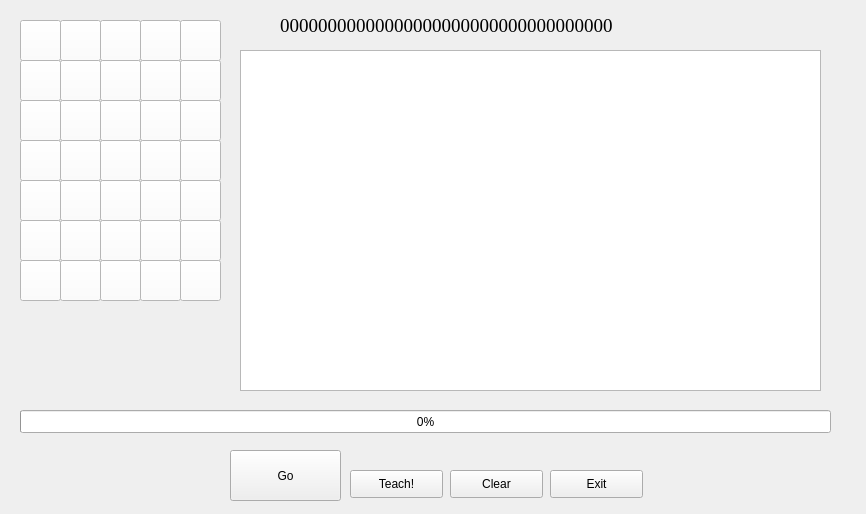
This is ui.ui in seara2k/HSE-PROJECT-simple-neural-network as Qt 5 draws it before an edit. The edited form follows.
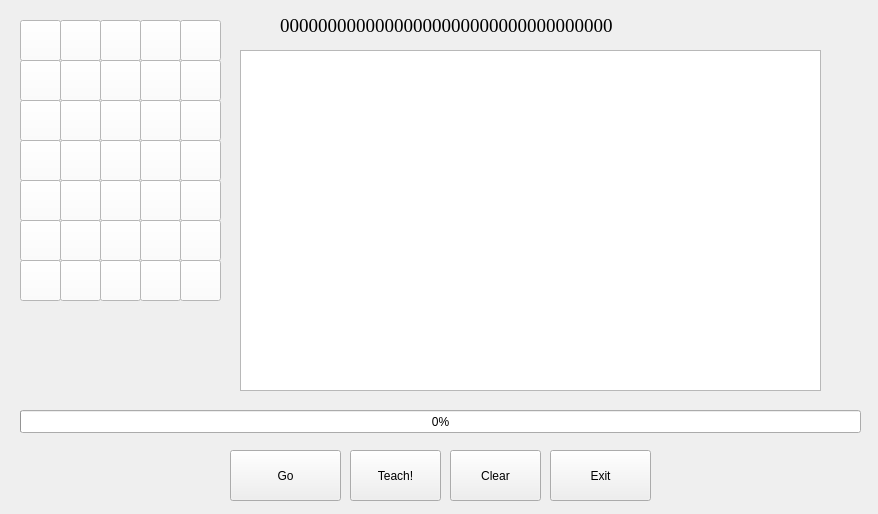
This is the edited form. Icons and pictures are not drawn.

Patch:
```diff
--- a/ui.ui
+++ b/ui.ui
@@ -6,7 +6,7 @@
    <rect>
     <x>0</x>
     <y>0</y>
-    <width>866</width>
+    <width>878</width>
     <height>514</height>
    </rect>
   </property>
@@ -527,7 +527,7 @@
     <rect>
      <x>20</x>
      <y>410</y>
-     <width>811</width>
+     <width>841</width>
      <height>23</height>
     </rect>
    </property>
@@ -539,9 +539,9 @@
    <property name="geometry">
     <rect>
      <x>450</x>
-     <y>470</y>
-     <width>93</width>
-     <height>28</height>
+     <y>450</y>
+     <width>91</width>
+     <height>51</height>
     </rect>
    </property>
    <property name="text">
@@ -552,9 +552,9 @@
    <property name="geometry">
     <rect>
      <x>550</x>
-     <y>470</y>
-     <width>93</width>
-     <height>28</height>
+     <y>450</y>
+     <width>101</width>
+     <height>51</height>
     </rect>
    </property>
    <property name="text">
@@ -565,9 +565,9 @@
    <property name="geometry">
     <rect>
      <x>350</x>
-     <y>470</y>
-     <width>93</width>
-     <height>28</height>
+     <y>450</y>
+     <width>91</width>
+     <height>51</height>
     </rect>
    </property>
    <property name="text">
```
Left out of the diff: 2 changed lines with no effect on the pictures.
